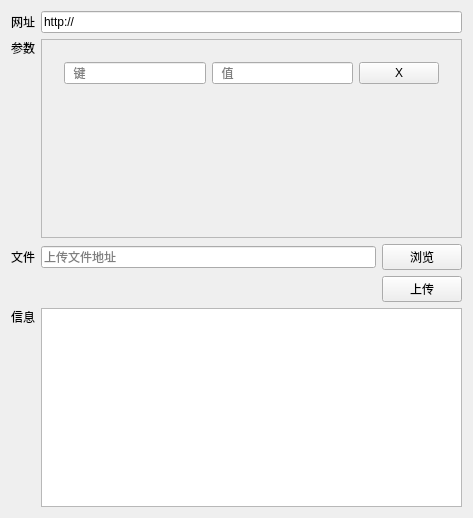
This is Uploader/gui/Widget.ui in xtuer/Qt as Qt 5 draws it before an edit. The edited form follows.
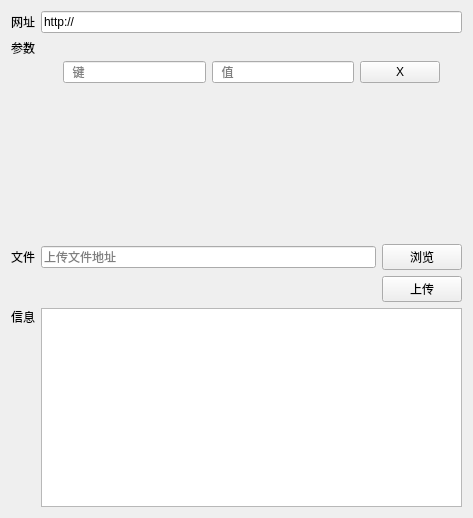
This is the edited form.

Commit message: justify sytle

The edit to the form file:
```diff
--- a/Uploader/gui/Widget.ui
+++ b/Uploader/gui/Widget.ui
@@ -17,7 +17,7 @@
    <item row="3" column="1" colspan="2">
     <widget class="QFrame" name="paramsFrame">
      <property name="frameShape">
-      <enum>QFrame::StyledPanel</enum>
+      <enum>QFrame::NoFrame</enum>
      </property>
      <property name="frameShadow">
       <enum>QFrame::Raised</enum>
```
The commit also changes 1 other file.
